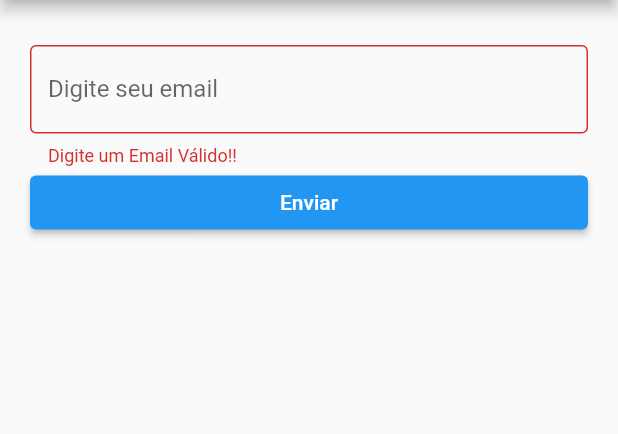
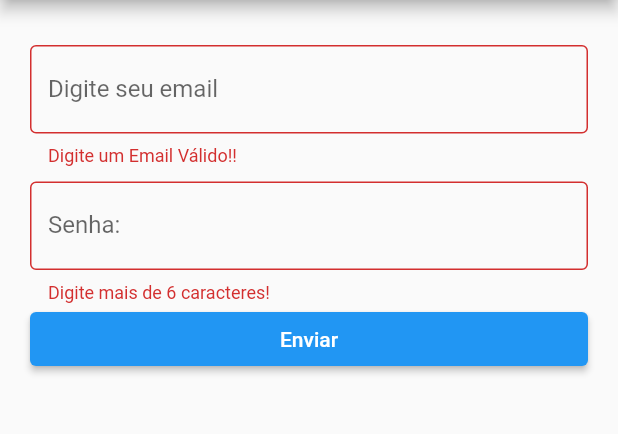
Before and after one commit to EmanuelJuniior/flutter_cadastro, a Flutter app: the screen it shows after launch, after a tap on "Enviar", on a phone screen of 412 x 824 dp, the part 84-518 px from its top. Run offline on Flutter 3.47's test engine with Material 2 defaults, Android fonts, the phone set to English and light mode, and no system bars.

Commit message:
add_senha

```diff
--- a/lib/home_page.dart
+++ b/lib/home_page.dart
@@ -1,5 +1,3 @@
-import 'dart:ffi';
-
 import 'package:flutter/material.dart';
 
 class HomePage extends StatefulWidget {
@@ -12,6 +10,7 @@ class HomePage extends StatefulWidget {
 class _HomePageState extends State<HomePage> {
   final _formKey = GlobalKey<FormState>();
   final controllerEmail = TextEditingController();
+  final controllerSenha = TextEditingController();
   @override
   Widget build(BuildContext context) {
     return Scaffold(
@@ -27,6 +26,8 @@ class _HomePageState extends State<HomePage> {
         child: Form(
             key: _formKey,
             child: ListView(
+              children: [
+                Column(
                   children: [
                     TextFormField(
                       controller: controllerEmail,
@@ -45,6 +46,23 @@ class _HomePageState extends State<HomePage> {
                         return null;
                       },
                     ),
+                    const SizedBox(
+                      height: 10,
+                    ),
+                    TextFormField(
+                      obscureText: true,
+                      controller: controllerSenha,
+                      autovalidateMode: AutovalidateMode.onUserInteraction,
+                      decoration: const InputDecoration(
+                          border: OutlineInputBorder(), labelText: 'Senha:'),
+                      validator: (senha) {
+                        if (senha!.length < 6) {
+                          return 'Digite mais de 6 caracteres!';
+                        }
+                      },
+                    ),
+                  ],
+                ),
                 ElevatedButton(
                     onPressed: () {
                       if (_formKey.currentState!.validate()) {
```
Lines whose indentation alone changed are shown as unchanged.
